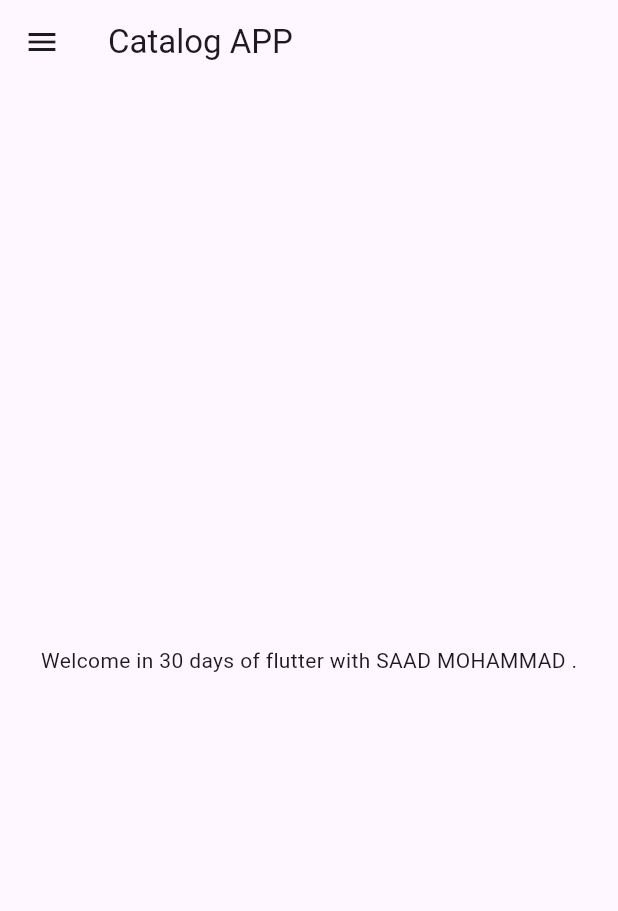
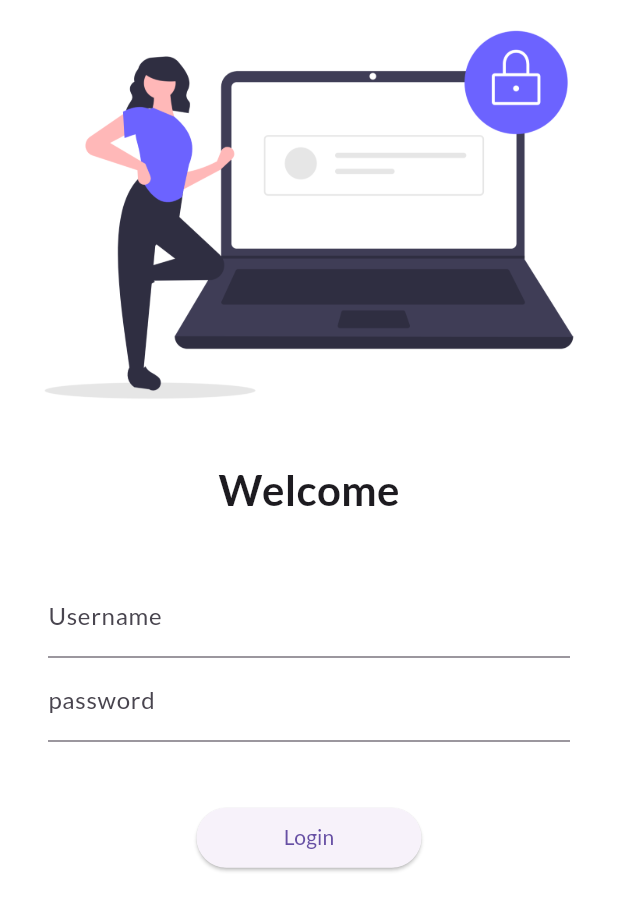
Before and after one commit to saadmohammad-dev/learn-flutter-catalog-app, a Flutter app: the screen it shows after launch, on a phone screen of 412 x 824 dp. Shown: the top 911 px of the screen. Run offline on Flutter 3.47's test engine with Material 3 defaults, Android fonts, the phone set to English and light mode, and no system bars; our stand-ins replace google_fonts.

Commit message:
Implement app routing, design login UI with Google Fonts, and add SingleChildScrollView

```diff
--- a/lib/main.dart
+++ b/lib/main.dart
@@ -1,5 +1,9 @@
 import 'package:flutter/material.dart';
-import 'package:learn_with_codepur/home_page.dart';
+import 'package:google_fonts/google_fonts.dart';
+import 'package:learn_with_codepur/pages/home_page.dart';
+import 'package:learn_with_codepur/pages/login_page.dart';
+import 'package:learn_with_codepur/utiles/routes.dart';
+// import 'pages/home_page.dart';
 
 void main() {
   runApp(const MyApp());
@@ -7,14 +11,30 @@ void main() {
 
 class MyApp extends StatelessWidget {
   const MyApp({super.key});
-
   @override
   Widget build(BuildContext context) {
+    //bringVegitables(rupees: 50, thala: false);
 
     return MaterialApp(
-      home: HomePage(),
+      // home: HomePage(),
+      themeMode: ThemeMode.light,
+      theme: ThemeData(
+        primarySwatch: Colors.deepPurple,
+        fontFamily: GoogleFonts.lato().fontFamily,
+        primaryTextTheme: GoogleFonts.lacquerTextTheme(),
+      ),
+      darkTheme: ThemeData(brightness: Brightness.dark),
+
+      initialRoute: "/",
+      routes: {
+        "/": (context) => LoginPage(),
+        MyRoutes.homeRoute: (contex) => HomePage(),
+        MyRoutes.loginRoute: (context) => LoginPage(),
+      },
     );
   }
 
+  //  bringVegitables({required bool thala, int rupees=100}) {
 
+  //  }
 }
--- a/lib/home_page.dart
+++ b/lib/pages/home_page.dart
@@ -7,15 +7,11 @@ class HomePage extends StatelessWidget {
   Widget build(BuildContext contex) {
     return Scaffold(
       appBar: AppBar(title: Text('Catalog APP')),
-
-      body: Container(
-        child: Center(
-          child: Container(
-            child: Text("Welcome in $days days of flutter with $name ."),
-          ),
+      body: Center(
+        child: Container(
+          child: Text("Welcome in $days days of flutter with $name ."),
         ),
       ),
-
       drawer: Drawer(),
     );
   }
--- /dev/null
+++ b/lib/pages/login_page.dart
@@ -0,0 +1,60 @@
+import 'package:flutter/material.dart';
+import 'package:learn_with_codepur/utiles/routes.dart';
+
+class LoginPage extends StatelessWidget {
+  Widget build(BuildContext context) {
+    return Material(
+      color: Colors.white,
+      child: SingleChildScrollView(
+        child: Column(
+          children: [
+            Image.asset("assets/images/login_page.png", fit: BoxFit.cover),
+
+            SizedBox(height: 20.0),
+            Text(
+              "Welcome",
+              style: TextStyle(fontSize: 28, fontWeight: FontWeight.bold),
+            ),
+
+            SizedBox(height: 20.0),
+
+            Padding(
+              padding: const EdgeInsets.symmetric(
+                vertical: 16.0,
+                horizontal: 32.0,
+              ),
+              child: Column(
+                children: [
+                  TextField(
+                    decoration: InputDecoration(
+                      hintText: "Enter username",
+                      labelText: "Username",
+                    ),
+                  ),
+
+                  TextField(
+                    obscureText: true,
+                    decoration: InputDecoration(
+                      hintText: "Enter pasword",
+                      labelText: "password",
+                    ),
+                  ),
+
+                  SizedBox(height: 40.0),
+
+                  ElevatedButton(
+                    child: Text("Login"),
+                    style: TextButton.styleFrom(minimumSize: Size(150, 40)),
+                    onPressed: () {
+                      Navigator.pushNamed(context, MyRoutes.homeRoute);
+                    },
+                  ),
+                ],
+              ),
+            ),
+          ],
+        ),
+      ),
+    );
+  }
+}
--- /dev/null
+++ b/lib/utiles/routes.dart
@@ -0,0 +1,5 @@
+class MyRoutes{
+static String loginRoute= "/login";
+static String homeRoute ="/home";
+
+}
```
Also changed, not shown: pubspec.yaml (+6 -4 lines), assets/images/login_page.png (added), flutter_01.png (added), pubspec.lock, 2 other files.
